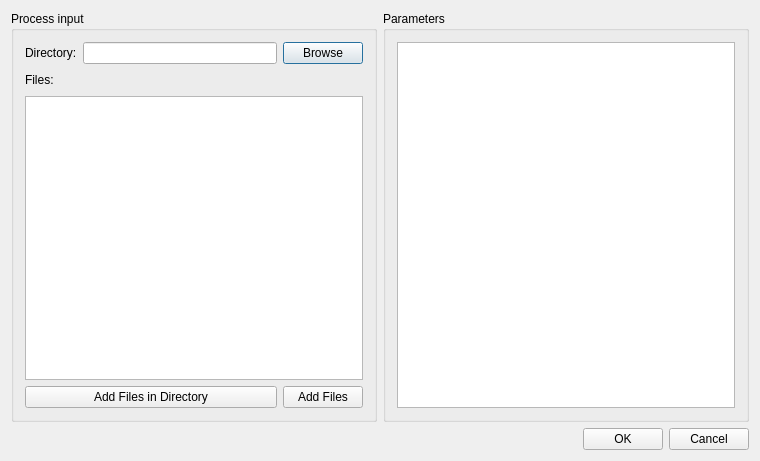
First picture: the form in src/AnyWave/Batch/AwAddEditBatchDialog.ui, repository HIP-infrastructure/anywave-code, before the edit.
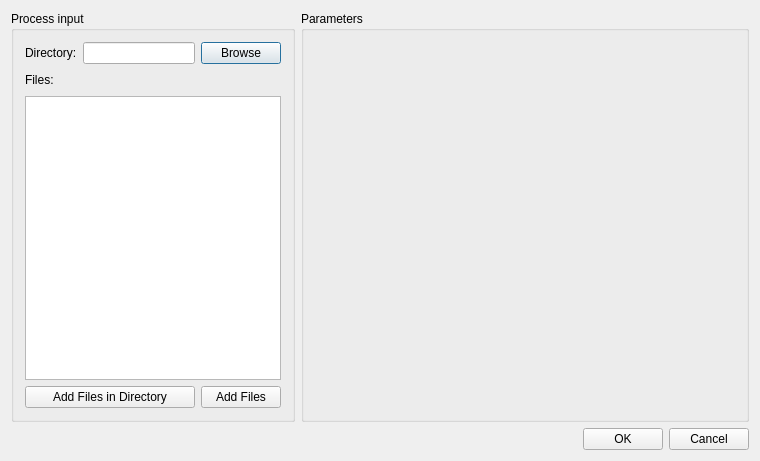
Second picture: the form after the edit.

What changed in the file:
```diff
--- a/src/AnyWave/Batch/AwAddEditBatchDialog.ui
+++ b/src/AnyWave/Batch/AwAddEditBatchDialog.ui
@@ -15,7 +15,7 @@
   </property>
   <layout class="QVBoxLayout" name="verticalLayout_3">
    <item>
-    <layout class="QHBoxLayout" name="horizontalLayout_3">
+    <layout class="QHBoxLayout" name="horizontalLayout_3" stretch="0,1">
      <item>
       <widget class="QGroupBox" name="groupBox">
        <property name="title">
@@ -92,11 +92,7 @@
        <property name="title">
         <string>Parameters</string>
        </property>
-       <layout class="QVBoxLayout" name="verticalLayout_2">
-        <item>
-         <widget class="QTextEdit" name="editParameters"/>
-        </item>
-       </layout>
+       <layout class="QVBoxLayout" name="verticalLayout_2"/>
       </widget>
      </item>
     </layout>
```
Left out of the diff: 2 changed lines with no effect on the pictures.
